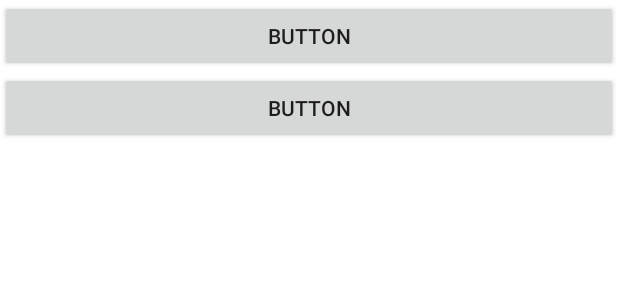
After one commit to minhwang/smart_umpire_android, an Android app: the layout baseball_action_view.xml on its own in the app's theme, with its tools: preview values and no code run, on a phone screen of 412 x 824 dp. The commit adds this screen. Shown: the top 300 px of the screen. Run offline under Robolectric (Android 15) with nearby library versions, the phone set to English and light mode, and no system bars.

Commit message:
Added baseball action view

```diff
--- /dev/null
+++ b/app/src/main/res/layout/baseball_action_view.xml
@@ -0,0 +1,18 @@
+<?xml version="1.0" encoding="utf-8"?>
+<LinearLayout xmlns:android="http://schemas.android.com/apk/res/android"
+    android:layout_width="match_parent"
+    android:layout_height="match_parent"
+    android:orientation="vertical"
+    android:background="#ffffff">
+
+    <Button
+        android:text="button"
+        android:layout_width="match_parent"
+        android:layout_height="wrap_content" />
+
+    <Button
+        android:text="button"
+        android:layout_width="match_parent"
+        android:layout_height="wrap_content" />
+
+</LinearLayout>
```
Also changed, not shown: app/src/main/java/com/hwang/min81/smartumpire/MainGameActivity.java (+24 -3 lines), app/src/main/java/com/hwang/min81/smartumpire/views/BaseballActionView.java (added, +9 -0 lines), app/src/main/res/layout/activity_main_game.xml (+4 -4 lines).
